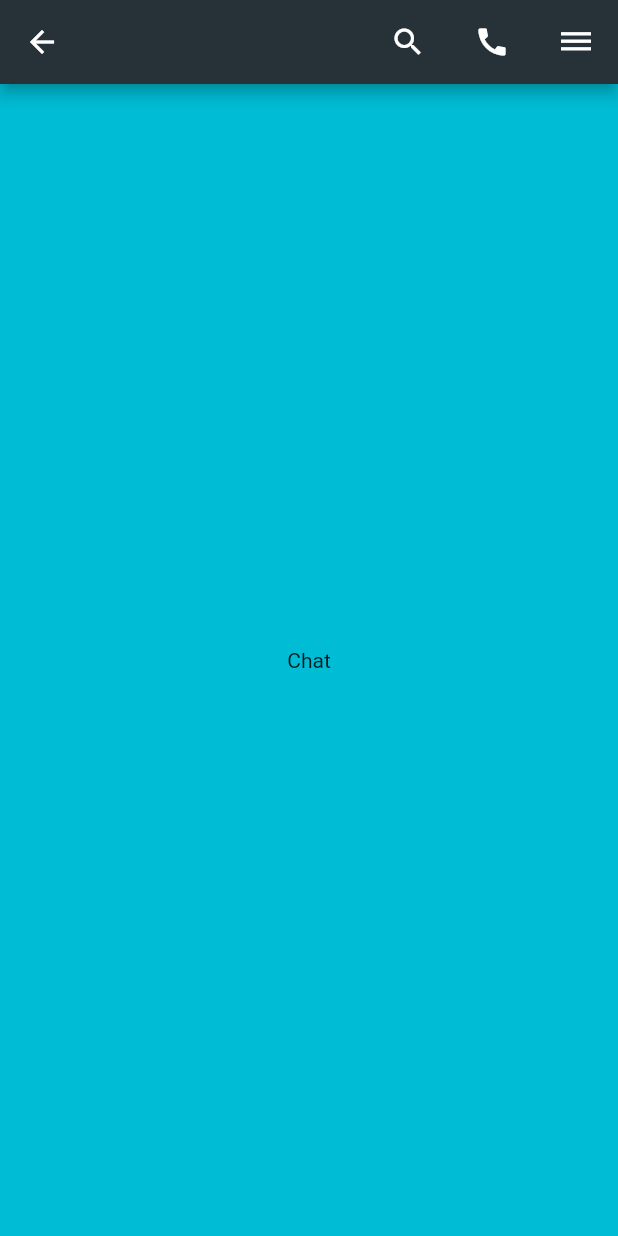
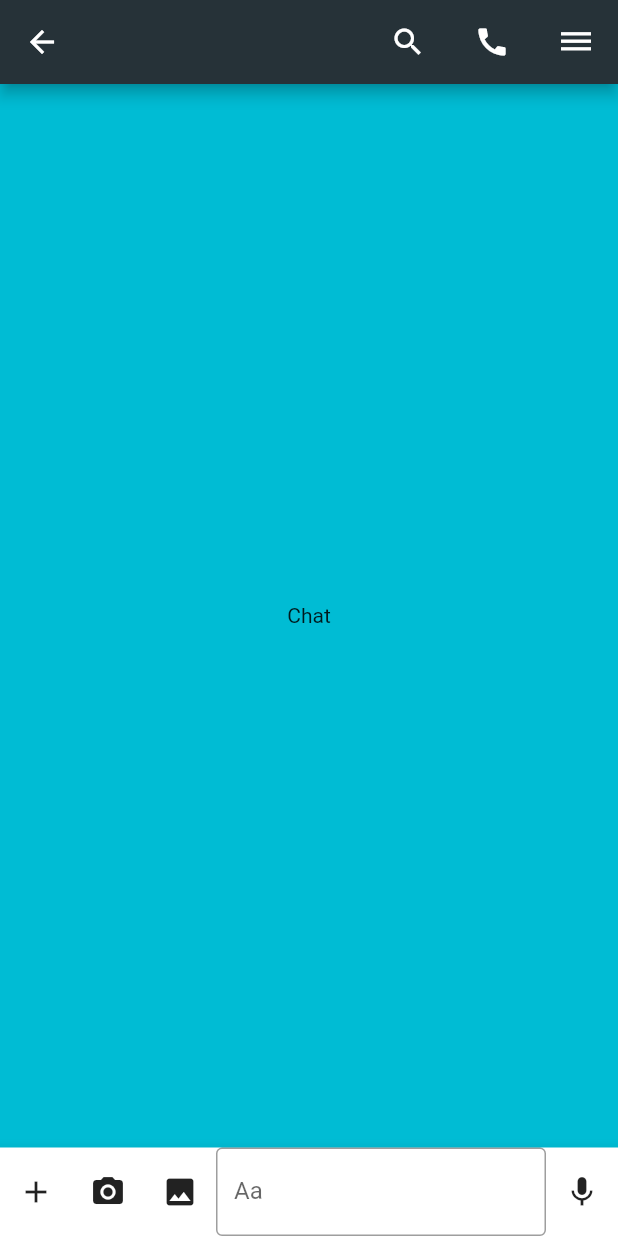
Before and after one commit to wakamori-k/learning-flutter, a Flutter app: the Chat screen opened directly, on a phone screen of 412 x 824 dp. Run offline on Flutter 3.47's test engine with Material 2 defaults, Android fonts, the phone set to English and light mode, and no system bars; our stand-ins replace flutter_slidable.

Commit message:
Add char footer

```diff
--- a/simple_app/lib/routes/chat_route.dart
+++ b/simple_app/lib/routes/chat_route.dart
@@ -38,6 +38,36 @@ class Chat extends StatelessWidget {
       ),
       body: Center(child: Text("Chat"),),
       backgroundColor: Colors.cyan,
+      bottomNavigationBar: BottomAppBar(
+        child: Row(
+          children: <Widget>[
+            IconButton(
+              icon: Icon(Icons.add),
+              onPressed: () => {},
+            ),
+            IconButton(
+              icon: Icon(Icons.camera_alt),
+              onPressed: () => {},
+            ),
+            IconButton(
+              icon: Icon(Icons.photo),
+              onPressed: () => {},
+            ),
+            Expanded(
+              child: TextField(
+                decoration: InputDecoration(
+                  border: OutlineInputBorder(),
+                  labelText: 'Aa'
+                ),
+              ),
+            ),
+            IconButton(
+              icon: Icon(Icons.mic),
+              onPressed: () => {},
+            )
+          ],
+        ),
+      ),
     );
   }
 }
```
